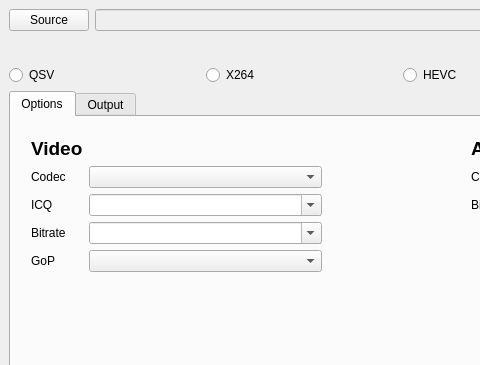
rmkimathi/xtb-enc, file mainwindow.ui: the form before one commit; both pictures show x 0 to 480 and y 0 to 365 of the 800 by 600 pixel window.
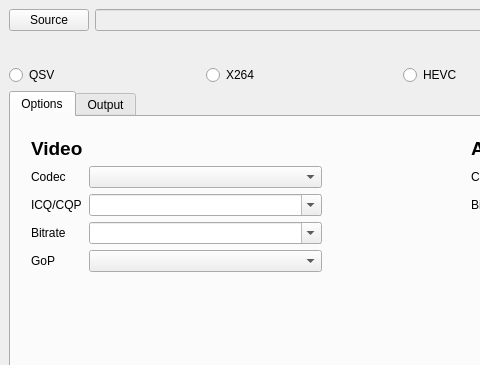
The form after the commit.

Patch:
```diff
--- a/mainwindow.ui
+++ b/mainwindow.ui
@@ -78,7 +78,7 @@
          <item row="2" column="0">
           <widget class="QLabel" name="iCQLabel">
            <property name="text">
-            <string>ICQ</string>
+            <string>ICQ/CQP</string>
            </property>
           </widget>
          </item>
```
Left out of the diff: 2 changed lines with no effect on the pictures.
